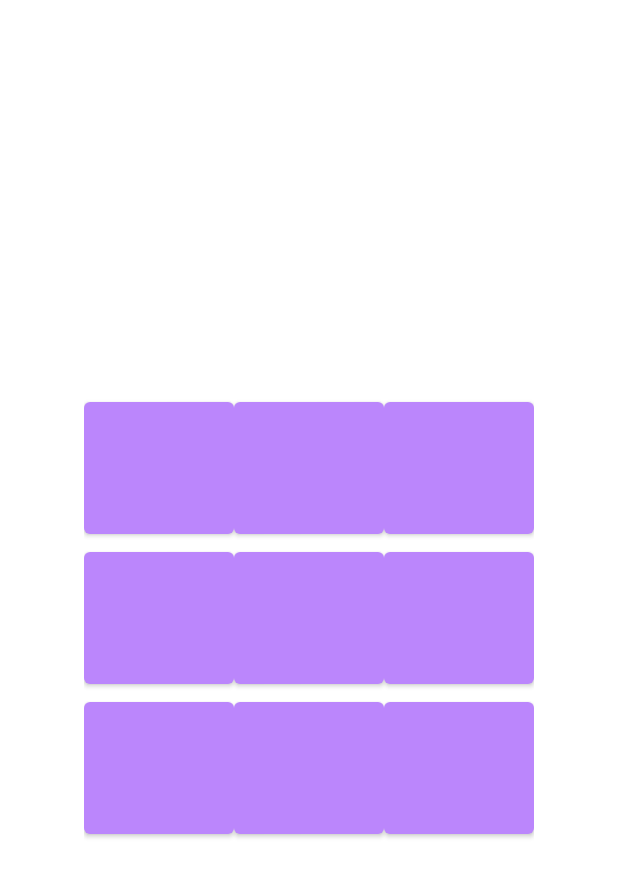
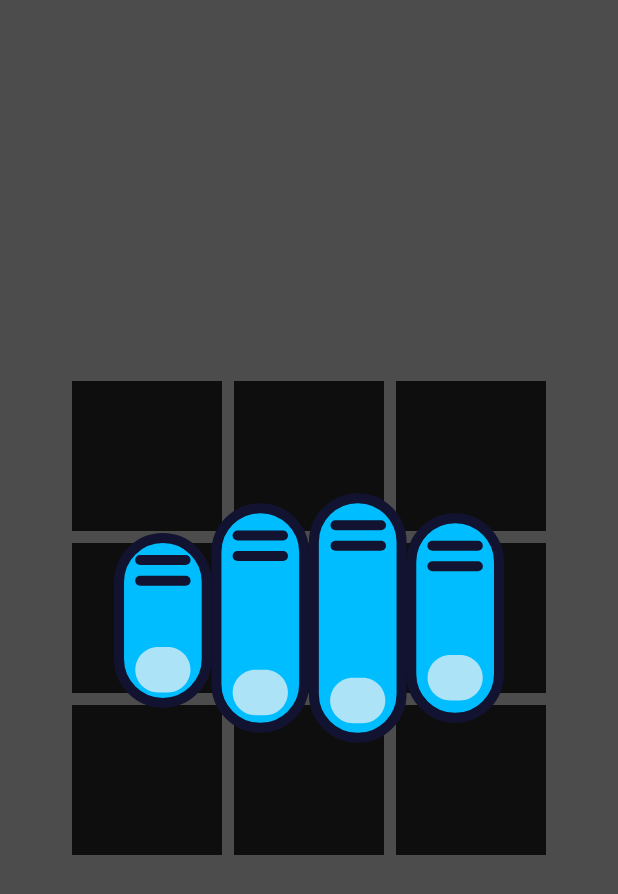
Before and after one commit to Mikeni12/TicTacToe, an Android app: the layout fragment_game.xml on its own in the app's theme, with its tools: preview values and no code run, on a phone screen of 412 x 824 dp. Shown: the top 894 px of the screen. Run offline under Robolectric (Android 15) with nearby library versions, the phone set to English and light mode, and no system bars.

Commit message:
feat: Añade imágenes para mostrar la jugada

```diff
--- a/app/src/main/res/layout/activity_main.xml
+++ b/app/src/main/res/layout/activity_main.xml
@@ -6,7 +6,6 @@
     android:name="androidx.navigation.fragment.NavHostFragment"
     android:layout_width="match_parent"
     android:layout_height="match_parent"
-    android:layout_margin="16dp"
     app:defaultNavHost="true"
     app:navGraph="@navigation/nav_tictactoe"
     tools:context=".view.MainActivity"
--- a/app/src/main/res/layout/fragment_game.xml
+++ b/app/src/main/res/layout/fragment_game.xml
@@ -1,20 +1,14 @@
 <?xml version="1.0" encoding="utf-8"?>
-<androidx.constraintlayout.widget.ConstraintLayout xmlns:android="http://schemas.android.com/apk/res/android"
+<FrameLayout xmlns:android="http://schemas.android.com/apk/res/android"
     xmlns:app="http://schemas.android.com/apk/res-auto"
     xmlns:tools="http://schemas.android.com/tools"
     android:layout_width="match_parent"
     android:layout_height="match_parent"
-    android:layout_gravity="center_vertical"
     tools:context=".view.GameFragment">
 
-    <TextView
-        android:id="@+id/tvPlayer"
-        android:layout_width="wrap_content"
-        android:textSize="24sp"
-        android:layout_height="wrap_content"
-        app:layout_constraintEnd_toEndOf="parent"
-        app:layout_constraintStart_toStartOf="parent"
-        app:layout_constraintTop_toTopOf="parent" />
+    <androidx.constraintlayout.widget.ConstraintLayout
+        android:layout_width="match_parent"
+        android:layout_height="match_parent">
 
         <GridLayout
             android:layout_width="wrap_content"
@@ -24,57 +18,72 @@
             app:layout_constraintStart_toStartOf="parent"
             app:layout_constraintTop_toTopOf="parent">
 
-        <Button
-            android:id="@+id/btn_00"
-            style="@style/GridButton"
+            <ImageView
+                android:id="@+id/img_00"
+                style="@style/GridImage"
                 android:layout_row="0"
                 android:layout_column="0" />
 
-        <Button
-            android:id="@+id/btn_01"
-            style="@style/GridButton" />
+            <ImageView
+                android:id="@+id/img_01"
+                style="@style/GridImage" />
 
-        <Button
-            android:id="@+id/btn_02"
-            style="@style/GridButton" />
+            <ImageView
+                android:id="@+id/img_02"
+                style="@style/GridImage" />
 
-        <Button
-            android:id="@+id/btn_10"
-            style="@style/GridButton"
+            <ImageView
+                android:id="@+id/img_10"
+                style="@style/GridImage"
                 android:layout_row="1"
                 android:layout_column="0" />
 
-        <Button
-            android:id="@+id/btn_11"
-            style="@style/GridButton" />
+            <ImageView
+                android:id="@+id/img_11"
+                style="@style/GridImage" />
 
-        <Button
-            android:id="@+id/btn_12"
-            style="@style/GridButton" />
+            <ImageView
+                android:id="@+id/img_12"
+                style="@style/GridImage" />
 
-        <Button
-            android:id="@+id/btn_20"
-            style="@style/GridButton"
+            <ImageView
+                android:id="@+id/img_20"
+                style="@style/GridImage"
                 android:layout_row="2"
                 android:layout_column="0" />
 
-        <Button
-            android:id="@+id/btn_21"
-            style="@style/GridButton" />
+            <ImageView
+                android:id="@+id/img_21"
+                style="@style/GridImage" />
 
-        <Button
-            android:id="@+id/btn_22"
-            style="@style/GridButton" />
+            <ImageView
+                android:id="@+id/img_22"
+                style="@style/GridImage" />
         </GridLayout>
 
         <Button
             android:id="@+id/btnReset"
-        android:layout_width="wrap_content"
-        android:layout_height="wrap_content"
-        android:text="Reset"
+            style="@style/GeneralButton"
+            android:text="@string/label_play_again"
             android:visibility="gone"
             app:layout_constraintBottom_toBottomOf="parent"
             app:layout_constraintEnd_toEndOf="parent"
             app:layout_constraintStart_toStartOf="parent" />
+    </androidx.constraintlayout.widget.ConstraintLayout>
 
-</androidx.constraintlayout.widget.ConstraintLayout>
+    <com.airbnb.lottie.LottieAnimationView
+        android:id="@+id/imgWaiting"
+        android:layout_width="match_parent"
+        android:layout_height="match_parent"
+        android:background="#B3000000"
+        app:lottie_autoPlay="true"
+        app:lottie_loop="true"
+        app:lottie_rawRes="@raw/finger_tap"
+        app:lottie_renderMode="hardware" />
+
+    <TextView
+        android:id="@+id/tvPlayer"
+        style="@style/FragmentTitle"
+        android:layout_width="match_parent"
+        android:layout_height="wrap_content" />
+</FrameLayout>
--- a/app/src/main/res/values/dimens.xml
+++ b/app/src/main/res/values/dimens.xml
@@ -1,5 +1,7 @@
 <?xml version="1.0" encoding="utf-8"?>
 <resources>
+    <dimen name="margin_small">8dp</dimen>
+    <dimen name="margin_medium">16dp</dimen>
     <dimen name="margin_large">32dp</dimen>
     <dimen name="button_width">200dp</dimen>
 </resources>
--- a/app/src/main/res/values/strings.xml
+++ b/app/src/main/res/values/strings.xml
@@ -10,6 +10,7 @@
     <string name="label_match_draw">¡Empate!</string>
     <string name="label_match_player">Turno: %s</string>
     <string name="label_match_status">¡Tu momento ha llegado!</string>
-    <string name="label_match_waiting">Esperando un jugador...</string>
+    <string name="label_match_waiting">ESPERANDO UN JUGADOR...</string>
     <string name="label_match_winner">Ganador: %s</string>
+    <string name="label_play_again">Jugar de nuevo</string>
 </resources>
--- a/app/src/main/res/values/styles.xml
+++ b/app/src/main/res/values/styles.xml
@@ -29,13 +29,11 @@
         <item name="colorControlHighlight">@android:color/white</item>
     </style>
 
-    <style name="GridButton">
+    <style name="GridImage">
         <item name="android:layout_height">100dp</item>
         <item name="android:layout_width">100dp</item>
-        <item name="android:padding">0dp</item>
-        <item name="android:textAlignment">center</item>
-        <item name="android:textColor">@android:color/black</item>
-        <item name="android:textSize">80sp</item>
+        <item name="android:layout_margin">4dp</item>
+        <item name="android:background">@color/background_card</item>
     </style>
 
     <style name="GeneralButton" parent="Widget.MaterialComponents.Button.UnelevatedButton">
@@ -45,4 +43,11 @@
         <item name="android:layout_height">wrap_content</item>
     </style>
 
+    <style name="FragmentTitle">
+        <item name="android:layout_margin">@dimen/margin_large</item>
+        <item name="android:textAlignment">center</item>
+        <item name="android:textSize">24sp</item>
+        <item name="android:textStyle">bold</item>
+    </style>
+
 </resources>
```
Also changed, not shown: app/src/main/java/com/mikeni/tictactoe/view/GameFragment.kt (+31 -26 lines), app/src/main/res/layout/fragment_room.xml (+4 -5 lines), app/src/main/res/drawable/ic_o.png (added), app/src/main/res/drawable/ic_x.png (added). Lines whose indentation alone changed are shown as unchanged.
